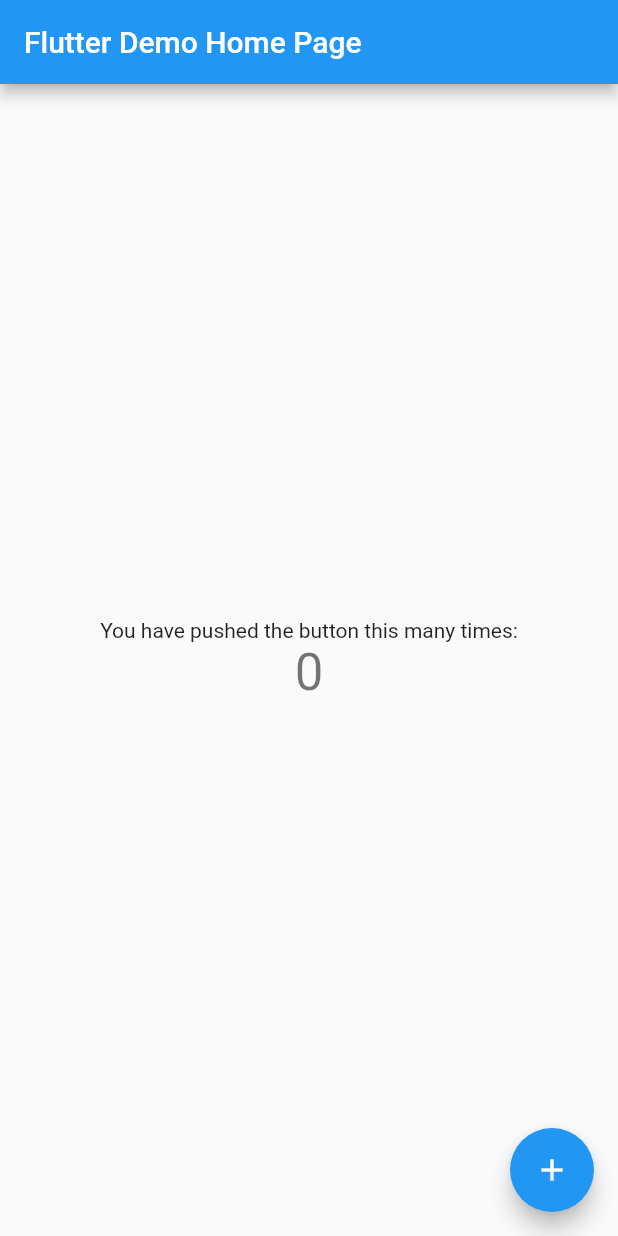
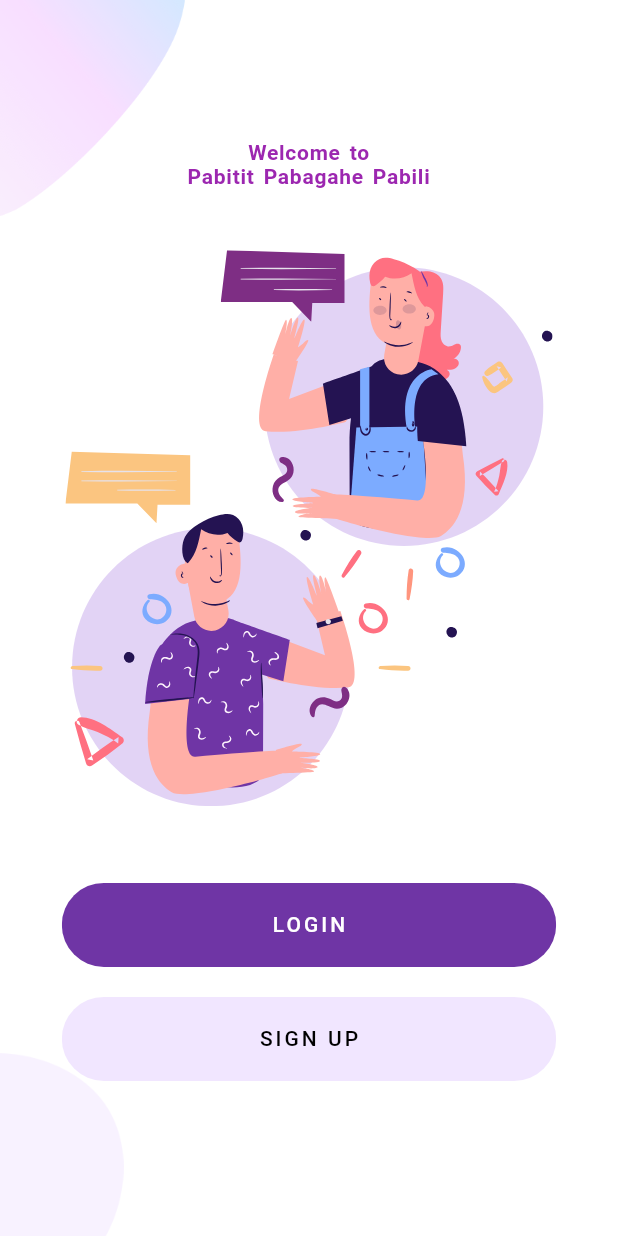
Before and after one commit to Qubits-01/pabitbit-pabagahe-pabili, a Flutter app: the screen it shows after launch, on a phone screen of 412 x 824 dp. Run offline on Flutter 3.47's test engine with Material 2 defaults, Android fonts, the phone set to English and light mode, and no system bars; our stand-ins replace flutter_svg.

Commit message:
Add Welcome screen

```diff
--- a/analysis_options.yaml
+++ b/analysis_options.yaml
@@ -16,3 +16,6 @@
 
     # # Causes false positives (https://github.com/dart-lang/sdk/issues/41571
     # top_level_function_literal_block: ignore
+
+    sized_box_for_whitespace: ignore
+    directives_ordering: ignore
--- /dev/null
+++ b/lib/constants.dart
@@ -0,0 +1,4 @@
+import 'package:flutter/material.dart';
+
+const kPrimaryColor = Color(0xFF6F35A5);
+const kPrimaryLightColor = Color(0xFFF1E6FF);
--- a/lib/main.dart
+++ b/lib/main.dart
@@ -1,117 +1,22 @@
 import 'package:flutter/material.dart';
 
-void main() {
-  runApp(MyApp());
-}
+import './constants.dart';
+import './screens/welcome/welcome_screen.dart';
+
+void main() => runApp(MyApp());
 
 class MyApp extends StatelessWidget {
-  // This widget is the root of your application.
+  // This widget is the root of the application.
   @override
   Widget build(BuildContext context) {
     return MaterialApp(
-      title: 'Flutter Demo',
+      debugShowCheckedModeBanner: false,
+      title: 'Pabitbit Pabagahe Pabili',
       theme: ThemeData(
-        // This is the theme of your application.
-        //
-        // Try running your application with "flutter run". You'll see the
-        // application has a blue toolbar. Then, without quitting the app, try
-        // changing the primarySwatch below to Colors.green and then invoke
-        // "hot reload" (press "r" in the console where you ran "flutter run",
-        // or simply save your changes to "hot reload" in a Flutter IDE).
-        // Notice that the counter didn't reset back to zero; the application
-        // is not restarted.
-        primarySwatch: Colors.blue,
-        // This makes the visual density adapt to the platform that you run
-        // the app on. For desktop platforms, the controls will be smaller and
-        // closer together (more dense) than on mobile platforms.
-        visualDensity: VisualDensity.adaptivePlatformDensity,
+        primaryColor: kPrimaryColor,
+        scaffoldBackgroundColor: Colors.white,
       ),
-      home: MyHomePage(title: 'Flutter Demo Home Page'),
+      home: WelcomeScreen(),
     );
   }
 }
-
-class MyHomePage extends StatefulWidget {
-  MyHomePage({Key key, this.title}) : super(key: key);
-
-  // This widget is the home page of your application. It is stateful, meaning
-  // that it has a State object (defined below) that contains fields that affect
-  // how it looks.
-
-  // This class is the configuration for the state. It holds the values (in this
-  // case the title) provided by the parent (in this case the App widget) and
-  // used by the build method of the State. Fields in a Widget subclass are
-  // always marked "final".
-
-  final String title;
-
-  @override
-  _MyHomePageState createState() => _MyHomePageState();
-}
-
-class _MyHomePageState extends State<MyHomePage> {
-  int _counter = 0;
-
-  void _incrementCounter() {
-    setState(() {
-      // This call to setState tells the Flutter framework that something has
-      // changed in this State, which causes it to rerun the build method below
-      // so that the display can reflect the updated values. If we changed
-      // _counter without calling setState(), then the build method would not be
-      // called again, and so nothing would appear to happen.
-      _counter++;
-    });
-  }
-
-  @override
-  Widget build(BuildContext context) {
-    // This method is rerun every time setState is called, for instance as done
-    // by the _incrementCounter method above.
-    //
-    // The Flutter framework has been optimized to make rerunning build methods
-    // fast, so that you can just rebuild anything that needs updating rather
-    // than having to individually change instances of widgets.
-    return Scaffold(
-      appBar: AppBar(
-        // Here we take the value from the MyHomePage object that was created by
-        // the App.build method, and use it to set our appbar title.
-        title: Text(widget.title),
-      ),
-      body: Center(
-        // Center is a layout widget. It takes a single child and positions it
-        // in the middle of the parent.
-        child: Column(
-          // Column is also a layout widget. It takes a list of children and
-          // arranges them vertically. By default, it sizes itself to fit its
-          // children horizontally, and tries to be as tall as its parent.
-          //
-          // Invoke "debug painting" (press "p" in the console, choose the
-          // "Toggle Debug Paint" action from the Flutter Inspector in Android
-          // Studio, or the "Toggle Debug Paint" command in Visual Studio Code)
-          // to see the wireframe for each widget.
-          //
-          // Column has various properties to control how it sizes itself and
-          // how it positions its children. Here we use mainAxisAlignment to
-          // center the children vertically; the main axis here is the vertical
-          // axis because Columns are vertical (the cross axis would be
-          // horizontal).
-          mainAxisAlignment: MainAxisAlignment.center,
-          children: <Widget>[
-            Text(
-              'You have pushed the button this many times:',
-            ),
-            Text(
-              '$_counter',
-              style: Theme.of(context).textTheme.headline4,
-            ),
-          ],
-        ),
-      ),
-      floatingActionButton: FloatingActionButton(
-        onPressed: _incrementCounter,
-        tooltip: 'Increment',
-        child: Icon(Icons.add),
-      ), // This trailing comma makes auto-formatting nicer for build methods.
-    );
-  }
-}
--- /dev/null
+++ b/lib/screens/welcome/welcome_screen.dart
@@ -0,0 +1,12 @@
+import 'package:flutter/material.dart';
+
+import './widgets/body.dart';
+
+class WelcomeScreen extends StatelessWidget {
+  @override
+  Widget build(BuildContext context) {
+    return Scaffold(
+      body: Body(),
+    );
+  }
+}
--- /dev/null
+++ b/lib/screens/welcome/widgets/background.dart
@@ -0,0 +1,43 @@
+import 'package:flutter/material.dart';
+
+class Background extends StatelessWidget {
+  const Background({
+    Key key,
+    @required this.child,
+  }) : super(key: key);
+
+  final Widget child;
+
+  @override
+  Widget build(BuildContext context) {
+    // size provides the total height and width of the screen.
+    final Size size = MediaQuery.of(context).size;
+
+    return Container(
+      height: size.height,
+      width: double.infinity,
+      child: Stack(
+        alignment: Alignment.center,
+        children: <Widget>[
+          Positioned(
+            top: 0,
+            left: 0,
+            child: Image.asset(
+              'assets/images/main_top.png',
+              width: size.width * 0.3,
+            ),
+          ),
+          Positioned(
+            bottom: 0,
+            left: 0,
+            child: Image.asset(
+              'assets/images/main_bottom.png',
+              width: size.width * 0.2,
+            ),
+          ),
+          child,
+        ],
+      ),
+    );
+  }
+}
--- /dev/null
+++ b/lib/screens/welcome/widgets/body.dart
@@ -0,0 +1,54 @@
+import 'package:flutter/material.dart';
+import 'package:flutter_svg/svg.dart';
+
+import '../../../constants.dart';
+import './background.dart';
+import './rounded_button.dart';
+
+class Body extends StatelessWidget {
+  @override
+  Widget build(BuildContext context) {
+    // size provides the total height and width of the screen.
+    final Size size = MediaQuery.of(context).size;
+
+    return SingleChildScrollView(
+      child: Background(
+        child: Column(
+          mainAxisAlignment: MainAxisAlignment.center,
+          children: <Widget>[
+            const Text(
+              'Welcome to\nPabitit Pabagahe Pabili',
+              textAlign: TextAlign.center,
+              style: TextStyle(
+                fontWeight: FontWeight.bold,
+                color: Colors.purple,
+                wordSpacing: 2,
+                letterSpacing: 0.5,
+              ),
+            ),
+            SizedBox(
+              height: size.height * 0.05,
+            ),
+            SvgPicture.asset(
+              'assets/icons/chat.svg',
+              height: size.height * 0.45,
+            ),
+            SizedBox(
+              height: size.height * 0.05,
+            ),
+            RoundedButtons(
+              text: 'LOGIN',
+              press: () {},
+            ),
+            RoundedButtons(
+              text: 'SIGN UP',
+              color: kPrimaryLightColor,
+              textColor: Colors.black,
+              press: () {},
+            )
+          ],
+        ),
+      ),
+    );
+  }
+}
--- /dev/null
+++ b/lib/screens/welcome/widgets/rounded_button.dart
@@ -0,0 +1,48 @@
+import 'package:flutter/material.dart';
+
+import '../../../constants.dart';
+
+class RoundedButtons extends StatelessWidget {
+  const RoundedButtons({
+    Key key,
+    this.text,
+    this.press,
+    this.color = kPrimaryColor,
+    this.textColor = Colors.white,
+  }) : super(key: key);
+
+  final String text;
+  final Function press;
+  final Color color, textColor;
+
+  @override
+  Widget build(BuildContext context) {
+    // size provides the total height and width of the screen.
+    final Size size = MediaQuery.of(context).size;
+
+    return Container(
+      margin: const EdgeInsets.symmetric(
+        vertical: 10,
+      ),
+      width: size.width * 0.8,
+      child: ClipRRect(
+        borderRadius: BorderRadius.circular(29),
+        child: FlatButton(
+          padding: const EdgeInsets.symmetric(
+            vertical: 20,
+            horizontal: 40,
+          ),
+          color: color,
+          onPressed: press as VoidCallback,
+          child: Text(
+            text,
+            style: TextStyle(
+              color: textColor,
+              letterSpacing: 2,
+            ),
+          ),
+        ),
+      ),
+    );
+  }
+}
```
Also changed, not shown: pubspec.yaml (+8 -3 lines), assets/icons/chat.svg (added), assets/icons/facebook.svg (added), assets/icons/google-plus.svg (added), assets/icons/login.svg (added), assets/icons/signup.svg (added), assets/icons/twitter.svg (added), assets/images/login_bottom.png (added), assets/images/main_bottom.png (added), assets/images/main_top.png (added), assets/images/signup_top.png (added), pubspec.lock, 1 other file.
